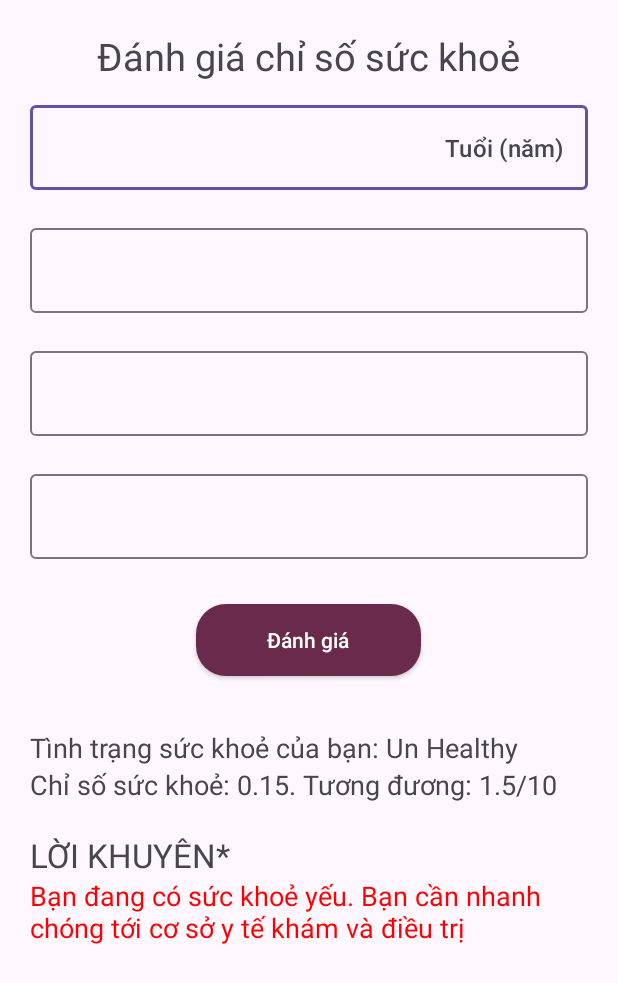
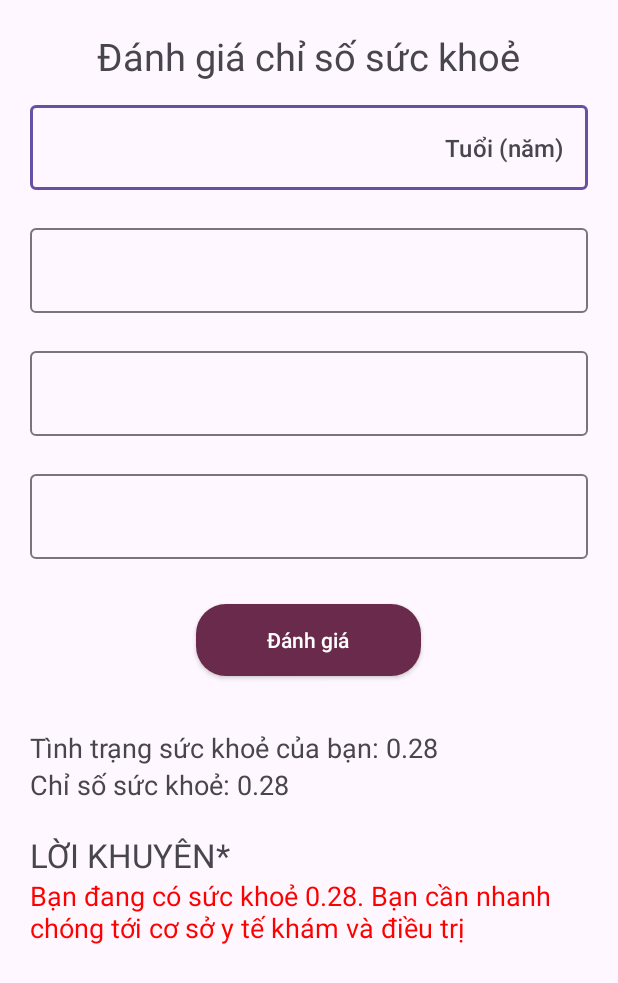
Before and after one commit to ds-kell/android-health-index, an Android app: the screen it shows after launch (MainActivity), after a tap on "Đánh giá", on a phone screen of 412 x 824 dp. Shown: the top 983 px of the screen. Run offline under Robolectric (Android 15) with nearby library versions, the phone set to English and light mode, and no system bars; our stand-ins replace data binding; 1 statement that could not run was skipped.

Commit message:
ahihi nyc xxx

```diff
--- a/app/src/main/java/vn/com/dsk/demo/base/health_index/common/JsonReader.kt
+++ b/app/src/main/java/vn/com/dsk/demo/base/health_index/common/JsonReader.kt
@@ -1,33 +1,33 @@
 package vn.com.dsk.demo.base.health_index.common
 
 import android.content.Context
-import android.content.res.AssetManager
-import kotlinx.serialization.json.Json
-import org.json.JSONObject
-import java.io.IOException
-import java.nio.charset.Charset
+import com.google.gson.Gson
+import java.io.*
 
 class JsonReader(private val context: Context) {
+    fun readJsonFile(fileName: String): ModelParameters {
+        val inputStream: InputStream = context.assets.open(fileName)
+        val jsonString = readFromStream(inputStream)
+        return Gson().fromJson(jsonString, ModelParameters::class.java)
+    }
 
-    fun readJsonFromAssets(fileName: String): ModelParameters? {
-        var json: String? = null
+    private fun readFromStream(inputStream: InputStream): String {
+        val reader = BufferedReader(InputStreamReader(inputStream))
+        val stringBuilder = StringBuilder()
+        var line: String?
         try {
-            val inputStream = context.assets.open(fileName)
-            val size = inputStream.available()
-            val buffer = ByteArray(size)
-            inputStream.read(buffer)
-            inputStream.close()
-            json = String(buffer, Charset.defaultCharset())
-        } catch (e: IOException) {
-            e.printStackTrace()
-            return null
-        }
-
-        return try {
-            Json.decodeFromString(json)
+            while (reader.readLine().also { line = it } != null) {
+                stringBuilder.append(line)
+            }
         } catch (e: Exception) {
             e.printStackTrace()
-            null
+        } finally {
+            try {
+                inputStream.close()
+            } catch (e: Exception) {
+                e.printStackTrace()
+            }
         }
+        return stringBuilder.toString()
     }
 }
--- a/app/src/main/java/vn/com/dsk/demo/base/health_index/common/Predict.kt
+++ b/app/src/main/java/vn/com/dsk/demo/base/health_index/common/Predict.kt
@@ -1,25 +1,7 @@
 package vn.com.dsk.demo.base.health_index.common
 
-import kotlinx.serialization.SerialName
-import kotlinx.serialization.Serializable
 import kotlin.math.*
 
-
-fun sigmoid(matrix: List<List<Double>>): List<List<Double>> {
-    return matrix.map { row ->
-        row.map { element ->
-            1.0 / (1.0 + exp(-element))
-        }
-    }
-}
-
-fun softmax(matrix: List<List<Double>>): List<List<Double>> {
-    return matrix.map { row ->
-        val rowExp = row.map { exp(it) }
-        val sumExp = rowExp.sum()
-        rowExp.map { it / sumExp }
-    }
-}
 
 fun matrixMultiplication(
     matrix1: List<List<Double>>, matrix2: List<List<Double>>
@@ -41,37 +23,53 @@ fun matrixMultiplication(
     return result
 }
 
-fun predict(X: List<List<Double>>, parameters: ModelParameters): ModelPredict {
-    val forwardPropagation = forwardPropagationMultiOutput(X, parameters)
+fun normalizeArray(inputArray: List<List<Double>>): List<List<Double>> {
+
+    if (inputArray.size != 1) {
+        return inputArray
+    }
+
+    val partSize = inputArray[0].size / 2
+    val firstPart = inputArray[0].subList(0, partSize)
+    val secondPart = inputArray[0].subList(partSize, inputArray[0].size)
+
+    return listOf(roundArray(firstPart), roundArray(secondPart))
+}
+
+fun roundArray(listInput: List<Double>): List<Double> {
+    if (listInput.isEmpty()) return emptyList()
+    val tmp = listInput.map { if (it < 0) 0.0 else it }
+    val minValue = tmp.minOrNull() ?: 0.0
+    val roundedList = tmp.map {
+        if (it == minValue)
+            0.0
+        else
+            it + minValue / (tmp.size - 1)
+
+    }
+    val sum = roundedList.sum()
+    return if (sum != 0.0) {
+        roundedList.map { round(it / sum * 1000.0) / 1000.0 }
+    } else {
+        roundedList
+    }
+}
+
+
+fun predict(X: List<Double>, parameters: ModelParameters): ModelPredict {
+    val tmp1 = matrixMultiplication(listOf(X), transposeMatrix(parameters.weights))
+    val tmp2 = matrixAddition(tmp1, listOf(parameters.bias))
+    val result = normalizeArray(tmp2)
     return ModelPredict(
         bloodPressure = ModelLevel(
-            low = ModelKeyValue("Low", forwardPropagation.A2[0][0]),
-            medium = ModelKeyValue("Medium", forwardPropagation.A2[1][0]),
-            high = ModelKeyValue("High", forwardPropagation.A2[2][0])
+            low = ModelKeyValue("Low", result[0][0]),
+            medium = ModelKeyValue("Medium", result[0][1]),
+            high = ModelKeyValue("High", result[0][2])
         ), bloodSugar = ModelLevel(
-            low = ModelKeyValue("Low", forwardPropagation.A2[3][0]),
-            medium = ModelKeyValue("Medium", forwardPropagation.A2[4][0]),
-            high = ModelKeyValue("High", forwardPropagation.A2[4][0])
+            low = ModelKeyValue("Low", result[1][0]),
+            medium = ModelKeyValue("Medium", result[1][1]),
+            high = ModelKeyValue("High", result[1][2])
         )
-    )
-}
-
-fun forwardPropagationMultiOutput(
-    X: List<List<Double>>, parameters: ModelParameters
-): ModelForwardPropagation {
-
-    val Z1 = matrixAddition(matrixMultiplication(parameters.W1, X), parameters.b1)
-    val A1 = sigmoid(Z1)
-
-    val Z2 = matrixAddition(matrixMultiplication(parameters.W2, A1), parameters.b2)
-    val A2 = sigmoid(Z2)
-
-
-    return ModelForwardPropagation(
-        Z1 = Z1,
-        A1 = A1,
-        Z2 = Z2,
-        A2 = A2,
     )
 }
 
@@ -108,19 +106,9 @@ fun transposeMatrix(matrix: List<List<Double>>): List<List<Double>> {
     return result
 }
 
-@Serializable
+
 data class ModelParameters(
-    @SerialName("W1") val W1: List<List<Double>>,
-    @SerialName("b1") val b1: List<List<Double>>,
-    @SerialName("W2") val W2: List<List<Double>>,
-    @SerialName("b2") val b2: List<List<Double>>,
-)
-
-data class ModelForwardPropagation(
-    val Z1: List<List<Double>>,
-    val A1: List<List<Double>>,
-    val Z2: List<List<Double>>,
-    val A2: List<List<Double>>,
+    val weights: List<List<Double>>, val bias: List<Double>
 )
 
 data class ModelPredict(
@@ -128,8 +116,7 @@ data class ModelPredict(
         low = ModelKeyValue("Low", 0.0),
         medium = ModelKeyValue("Medium", 0.0),
         high = ModelKeyValue("High", 0.0)
-    ),
-    val bloodSugar: ModelLevel = ModelLevel(
+    ), val bloodSugar: ModelLevel = ModelLevel(
         low = ModelKeyValue("Low", 0.0),
         medium = ModelKeyValue("Medium", 0.0),
         high = ModelKeyValue("High", 0.0)
--- a/app/src/main/java/vn/com/dsk/demo/base/health_index/ui/MainActivity.kt
+++ b/app/src/main/java/vn/com/dsk/demo/base/health_index/ui/MainActivity.kt
@@ -2,14 +2,15 @@ package vn.com.dsk.demo.base.health_index.ui
 
 import android.content.Context
 import android.os.Bundle
-import android.util.Log
 import android.view.View
 import android.view.inputmethod.InputMethodManager
 import androidx.appcompat.app.AppCompatActivity
 import vn.com.dsk.demo.base.health_index.common.JsonReader
+import vn.com.dsk.demo.base.health_index.common.defuzzification
+import vn.com.dsk.demo.base.health_index.common.fuzzyInference
 import vn.com.dsk.demo.base.health_index.common.predict
-import vn.com.dsk.demo.base.health_index.common.transposeMatrix
 import vn.com.dsk.demo.base.health_index.databinding.ActivityMainBinding
+import kotlin.math.round
 
 class MainActivity : AppCompatActivity() {
 
@@ -19,8 +20,7 @@ class MainActivity : AppCompatActivity() {
 
             val jsonReader = JsonReader(this@MainActivity)
             val fileName = "model.json"
-            val modelParameters = jsonReader.readJsonFromAssets(fileName)
-
+            val modelParameters = jsonReader.readJsonFile(fileName)
             ageInput.apply {
                 textLabel = "Tuổi của bạn"
                 textUnit = "Tuổi (năm)"
@@ -38,28 +38,24 @@ class MainActivity : AppCompatActivity() {
                 textHint = "Đường huyết khi đói"
                 textUnit = " mg/dL"
             }
-            if (modelParameters != null) {
             btnSubmit.setOnClickListener {
-//                    val input = listOf(listOf(59.0, 170.0, 85.0, 108.0))
-//                    val X_test = transposeMatrix(input)
-//                    val res = predict(
-//                        X = X_test,
-//                        parameters = modelParameters
-//                    )
+                val modelPredict = predict(
+                    X = listOf(18.0, 130.0, 88.0, 130.0),
+                    parameters = modelParameters
+                )
+                val health = fuzzyInference(modelPredict)
+                val healthIndex = round(defuzzification(health) * 100) / 100
                 txtHealthIndex.visibility = View.VISIBLE
                 txtHealth.visibility = View.VISIBLE
                 txtRecommendations.visibility = View.VISIBLE
                 txtLabelRecommendations.visibility = View.VISIBLE
-                    txtHealth.text = "Tình trạng sức khoẻ của bạn: ${"Un Healthy"}"
-                    txtHealthIndex.text = "Chỉ số sức khoẻ: ${0.15}. Tương đương: ${1.5}/10"
+                txtHealth.text = "Tình trạng sức khoẻ của bạn: ${healthIndex}"
+                txtHealthIndex.text =
+                    "Chỉ số sức khoẻ: ${healthIndex}"
                 txtLabelRecommendations.text = "Lời khuyên*"
                 txtRecommendations.text =
-                        "Bạn đang có sức khoẻ yếu. Bạn cần nhanh chóng tới cơ sở y tế khám và điều trị"
-//                    Log.d("kell-log", "$res")
+                    "Bạn đang có sức khoẻ ${healthIndex}. Bạn cần nhanh chóng tới cơ sở y tế khám và điều trị"
                 hideKeyboard()
-                }
-            } else {
-                txtRecommendations.text = "Not found model"
             }
         }.root)
     }
@@ -67,4 +63,5 @@ class MainActivity : AppCompatActivity() {
     private fun hideKeyboard() {
         val imm = getSystemService(Context.INPUT_METHOD_SERVICE) as InputMethodManager
         imm.hideSoftInputFromWindow(currentFocus?.windowToken, 0)
-    }}
+    }
+}
```
Also changed, not shown: app/src/main/assets/model.json (+48 -1 lines), app/src/main/assets/bias.json (deleted), app/src/main/assets/weights.json (deleted). Lines whose indentation alone changed are shown as unchanged.
